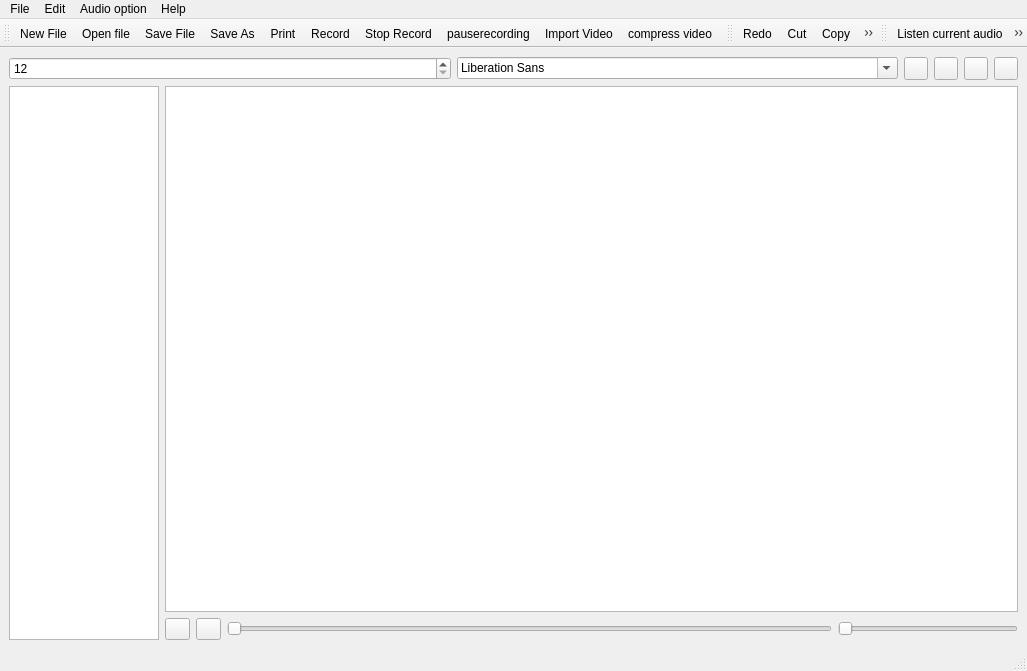
giacomogroppi/writernote-qt, file src/mainwindow.ui: the form before one commit.
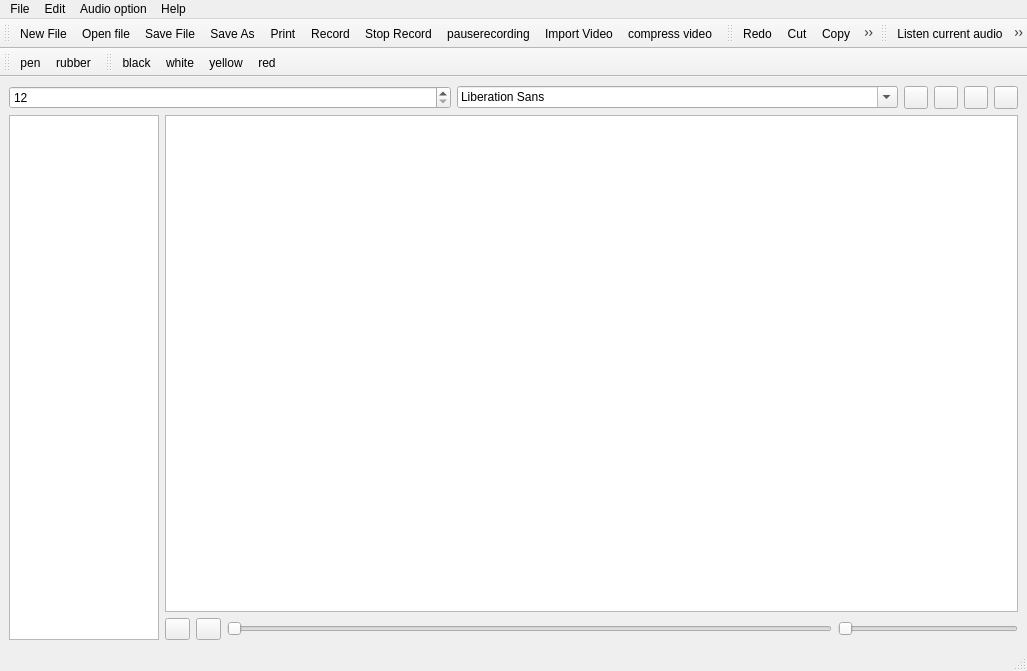
The form after the commit. Icons and pictures are not drawn.

```diff
--- a/src/mainwindow.ui
+++ b/src/mainwindow.ui
@@ -286,6 +286,51 @@
    <addaction name="actionConvert_audio_to_text"/>
   </widget>
   <widget class="QStatusBar" name="statusBar"/>
+  <widget class="QToolBar" name="toolbarmatita">
+   <property name="font">
+    <font>
+     <pointsize>9</pointsize>
+    </font>
+   </property>
+   <property name="windowTitle">
+    <string>toolBar</string>
+   </property>
+   <property name="iconSize">
+    <size>
+     <width>20</width>
+     <height>20</height>
+    </size>
+   </property>
+   <attribute name="toolBarArea">
+    <enum>TopToolBarArea</enum>
+   </attribute>
+   <attribute name="toolBarBreak">
+    <bool>true</bool>
+   </attribute>
+   <addaction name="actionpen"/>
+   <addaction name="actionrubber"/>
+  </widget>
+  <widget class="QToolBar" name="toolBarcolore">
+   <property name="windowTitle">
+    <string>toolBar</string>
+   </property>
+   <property name="iconSize">
+    <size>
+     <width>20</width>
+     <height>20</height>
+    </size>
+   </property>
+   <attribute name="toolBarArea">
+    <enum>TopToolBarArea</enum>
+   </attribute>
+   <attribute name="toolBarBreak">
+    <bool>false</bool>
+   </attribute>
+   <addaction name="actionblack"/>
+   <addaction name="actionwhite"/>
+   <addaction name="actionyellow"/>
+   <addaction name="actionred"/>
+  </widget>
   <action name="actionNew_File">
    <property name="checkable">
     <bool>false</bool>
@@ -530,6 +575,60 @@
     <string>compress video</string>
    </property>
   </action>
+  <action name="actionpen">
+   <property name="icon">
+    <iconset resource="../writernote.qrc">
+     <normaloff>:/image/images/pen-icon.png</normaloff>:/image/images/pen-icon.png</iconset>
+   </property>
+   <property name="text">
+    <string>pen</string>
+   </property>
+  </action>
+  <action name="actionrubber">
+   <property name="icon">
+    <iconset resource="../writernote.qrc">
+     <normaloff>:/image/images/rubber.png</normaloff>:/image/images/rubber.png</iconset>
+   </property>
+   <property name="text">
+    <string>rubber</string>
+   </property>
+  </action>
+  <action name="actionyellow">
+   <property name="icon">
+    <iconset resource="../writernote.qrc">
+     <normaloff>:/image/images/yellow-icon.png</normaloff>:/image/images/yellow-icon.png</iconset>
+   </property>
+   <property name="text">
+    <string>yellow</string>
+   </property>
+  </action>
+  <action name="actionwhite">
+   <property name="icon">
+    <iconset resource="../writernote.qrc">
+     <normaloff>:/image/images/white-icon.png</normaloff>:/image/images/white-icon.png</iconset>
+   </property>
+   <property name="text">
+    <string>white</string>
+   </property>
+  </action>
+  <action name="actionblack">
+   <property name="icon">
+    <iconset resource="../writernote.qrc">
+     <normaloff>:/image/images/black-icon.png</normaloff>:/image/images/black-icon.png</iconset>
+   </property>
+   <property name="text">
+    <string>black</string>
+   </property>
+  </action>
+  <action name="actionred">
+   <property name="icon">
+    <iconset resource="../writernote.qrc">
+     <normaloff>:/image/images/red-icon.png</normaloff>:/image/images/red-icon.png</iconset>
+   </property>
+   <property name="text">
+    <string>red</string>
+   </property>
+  </action>
  </widget>
  <resources>
   <include location="../writernote.qrc"/>
```
Left out of the diff: 2 changed lines with no effect on the pictures.
